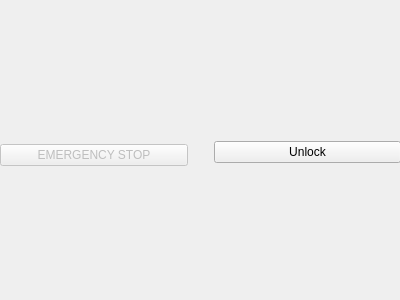
pgTech123/Luciole, file UI/controls.ui: the form before one commit.
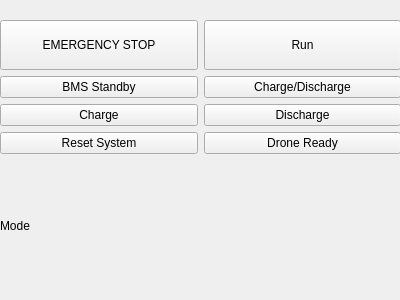
The form after the commit.

Commit message: New frame length, new buttons for startup mode, drone ready, ...

Diff of the .ui file:
```diff
--- a/UI/controls.ui
+++ b/UI/controls.ui
@@ -22,95 +22,103 @@
      <height>271</height>
     </rect>
    </property>
-   <layout class="QGridLayout" name="gridLayout">
-    <item row="3" column="0">
-     <spacer name="horizontalSpacer_4">
-      <property name="orientation">
-       <enum>Qt::Horizontal</enum>
-      </property>
-      <property name="sizeHint" stdset="0">
-       <size>
-        <width>40</width>
-        <height>20</height>
-       </size>
-      </property>
-     </spacer>
-    </item>
-    <item row="0" column="1">
-     <spacer name="verticalSpacer">
-      <property name="orientation">
-       <enum>Qt::Vertical</enum>
-      </property>
-      <property name="sizeType">
-       <enum>QSizePolicy::Minimum</enum>
-      </property>
-      <property name="sizeHint" stdset="0">
-       <size>
-        <width>20</width>
-        <height>40</height>
-       </size>
-      </property>
-     </spacer>
-    </item>
-    <item row="1" column="1">
-     <spacer name="verticalSpacer_4">
-      <property name="orientation">
-       <enum>Qt::Vertical</enum>
-      </property>
-      <property name="sizeHint" stdset="0">
-       <size>
-        <width>20</width>
-        <height>80</height>
-       </size>
-      </property>
-     </spacer>
-    </item>
-    <item row="3" column="1">
-     <spacer name="verticalSpacer_6">
-      <property name="orientation">
-       <enum>Qt::Vertical</enum>
-      </property>
-      <property name="sizeType">
-       <enum>QSizePolicy::Minimum</enum>
-      </property>
-      <property name="sizeHint" stdset="0">
-       <size>
-        <width>20</width>
-        <height>40</height>
-       </size>
-      </property>
-     </spacer>
-    </item>
-    <item row="3" column="2">
-     <spacer name="horizontalSpacer_5">
-      <property name="orientation">
-       <enum>Qt::Horizontal</enum>
-      </property>
-      <property name="sizeHint" stdset="0">
-       <size>
-        <width>40</width>
-        <height>20</height>
-       </size>
-      </property>
-     </spacer>
-    </item>
-    <item row="1" column="2">
-     <widget class="QPushButton" name="pushButtonLock">
+   <layout class="QGridLayout" name="gridLayout" rowstretch="0,0,0,0,0,0">
+    <item row="2" column="1">
+     <widget class="QPushButton" name="pushButtonChgDsg">
       <property name="text">
-       <string>Unlock</string>
+       <string>Charge/Discharge</string>
       </property>
      </widget>
     </item>
-    <item row="1" column="0" rowspan="2">
+    <item row="1" column="0">
      <widget class="QPushButton" name="pushButtonEmergencyStop">
       <property name="enabled">
-       <bool>false</bool>
+       <bool>true</bool>
+      </property>
+      <property name="sizePolicy">
+       <sizepolicy hsizetype="Minimum" vsizetype="Maximum">
+        <horstretch>0</horstretch>
+        <verstretch>0</verstretch>
+       </sizepolicy>
+      </property>
+      <property name="minimumSize">
+       <size>
+        <width>0</width>
+        <height>50</height>
+       </size>
       </property>
       <property name="text">
        <string>EMERGENCY STOP</string>
       </property>
      </widget>
     </item>
+    <item row="3" column="1">
+     <widget class="QPushButton" name="pushButtonDsg">
+      <property name="text">
+       <string>Discharge</string>
+      </property>
+     </widget>
+    </item>
+    <item row="4" column="0">
+     <widget class="QPushButton" name="pushButtonReset">
+      <property name="text">
+       <string>Reset System</string>
+      </property>
+     </widget>
+    </item>
+    <item row="1" column="1">
+     <widget class="QPushButton" name="pushButtonLock">
+      <property name="sizePolicy">
+       <sizepolicy hsizetype="Minimum" vsizetype="Maximum">
+        <horstretch>0</horstretch>
+        <verstretch>0</verstretch>
+       </sizepolicy>
+      </property>
+      <property name="minimumSize">
+       <size>
+        <width>0</width>
+        <height>50</height>
+       </size>
+      </property>
+      <property name="text">
+       <string>Run</string>
+      </property>
+     </widget>
+    </item>
+    <item row="3" column="0">
+     <widget class="QPushButton" name="pushButtonChg">
+      <property name="text">
+       <string>Charge</string>
+      </property>
+     </widget>
+    </item>
+    <item row="2" column="0">
+     <widget class="QPushButton" name="pushButtonStb">
+      <property name="text">
+       <string>BMS Standby</string>
+      </property>
+     </widget>
+    </item>
+    <item row="4" column="1">
+     <widget class="QPushButton" name="pushButton">
+      <property name="text">
+       <string>Drone Ready</string>
+      </property>
+     </widget>
+    </item>
+    <item row="5" column="0">
+     <widget class="QLabel" name="modeLabel">
+      <property name="sizePolicy">
+       <sizepolicy hsizetype="Preferred" vsizetype="Minimum">
+        <horstretch>0</horstretch>
+        <verstretch>0</verstretch>
+       </sizepolicy>
+      </property>
+      <property name="text">
+       <string>Mode</string>
+      </property>
+     </widget>
+    </item>
    </layout>
   </widget>
  </widget>
```
The commit also changes 12 other files.
